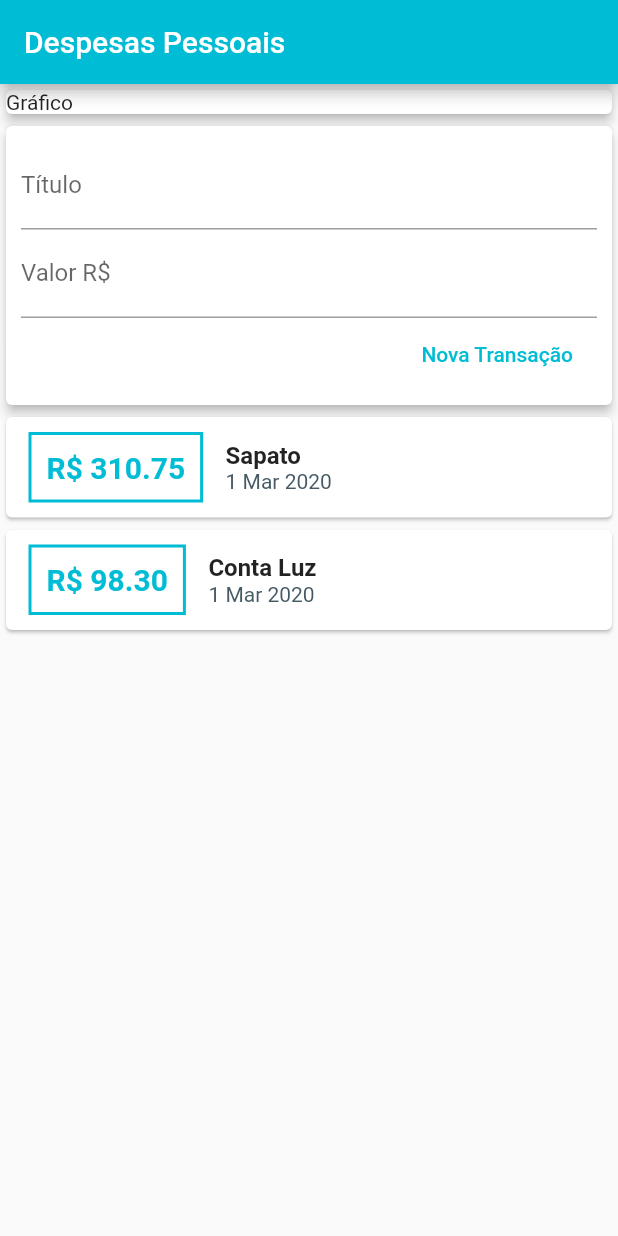
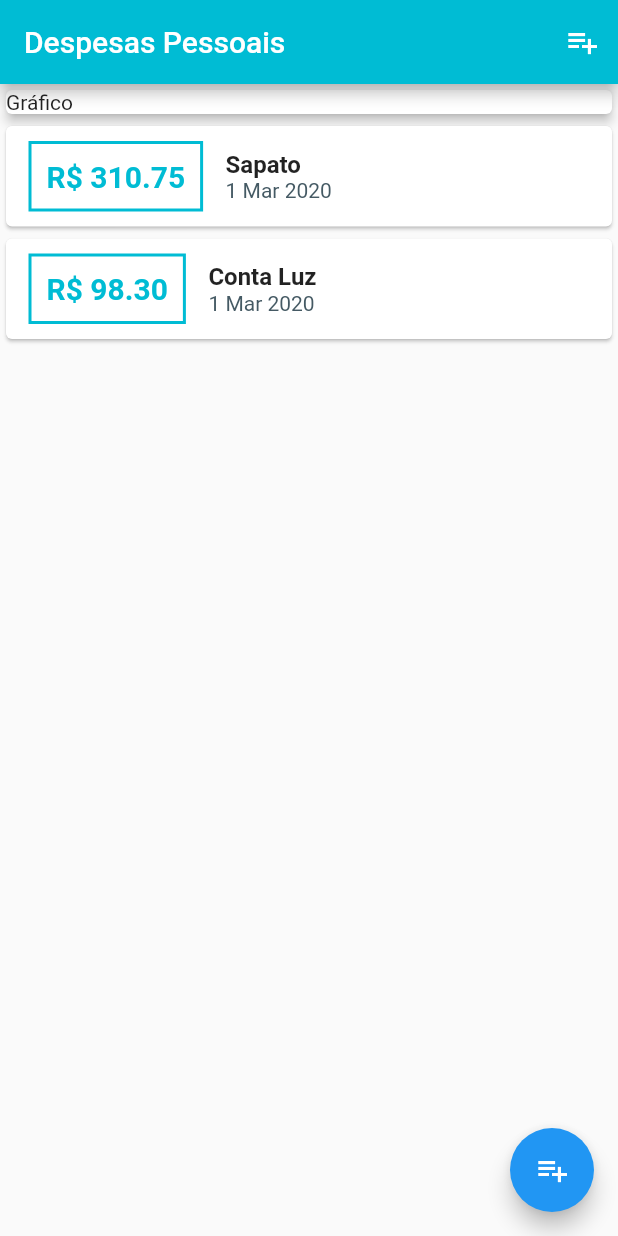
Before and after one commit to britojcs/flutter_curso_cod3r, a Flutter app: the screen it shows after launch, on a phone screen of 412 x 824 dp. Run offline on Flutter 3.47's test engine with Material 2 defaults, Android fonts, the phone set to English and light mode, and no system bars.

Commit message:
projeto despesas pessoais - teclado numérico e modal no form

```diff
--- a/projetos/p2_expenses/lib/components/transaction_user.dart
+++ /dev/null
@@ -1,51 +0,0 @@
-import 'dart:math';
-
-import 'package:flutter/material.dart';
-import 'package:p2_expenses/components/transaction_form.dart';
-import 'package:p2_expenses/components/transaction_list.dart';
-import 'package:p2_expenses/models/transaction.dart';
-
-class TransactionUser extends StatefulWidget {
-  @override
-  _TransactionUserState createState() => _TransactionUserState();
-}
-
-class _TransactionUserState extends State<TransactionUser> {
-  final _transactions = [
-    Transaction(
-      id: 't1',
-      title: 'Sapato',
-      value: 310.75,
-      date: DateTime.now(),
-    ),
-    Transaction(
-      id: 't2',
-      title: 'Conta Luz',
-      value: 98.30,
-      date: DateTime.now(),
-    ),
-  ];
-
-  _addTransaction(String title, double value) {
-    final newTransaction = Transaction(
-      id: Random().nextDouble().toString(),
-      title: title,
-      value: value,
-      date: DateTime.now(),
-    );
-
-    setState(() {
-      _transactions.add(newTransaction);
-    });
-  }
-
-  @override
-  Widget build(BuildContext context) {
-    return Column(
-      children: <Widget>[
-        TransactionForm(_addTransaction),
-        TransactionList(_transactions),
-      ],
-    );
-  }
-}
--- a/projetos/p2_expenses/lib/main.dart
+++ b/projetos/p2_expenses/lib/main.dart
@@ -1,8 +1,10 @@
+import 'dart:math';
+
 import 'package:flutter/material.dart';
 import 'package:p2_expenses/components/transaction_form.dart';
-import 'package:p2_expenses/components/transaction_list.dart';
-import 'package:p2_expenses/components/transaction_user.dart';
-import 'package:p2_expenses/models/transaction.dart';
+
+import 'components/transaction_list.dart';
+import 'models/transaction.dart';
 
 main() => runApp(ExpensesApp());
 
@@ -15,13 +17,63 @@ class ExpensesApp extends StatelessWidget {
   }
 }
 
-class MyHomePage extends StatelessWidget {
+class MyHomePage extends StatefulWidget {
+  @override
+  _MyHomePageState createState() => _MyHomePageState();
+}
+
+class _MyHomePageState extends State<MyHomePage> {
+  final _transactions = [
+    Transaction(
+      id: 't1',
+      title: 'Sapato',
+      value: 310.75,
+      date: DateTime.now(),
+    ),
+    Transaction(
+      id: 't2',
+      title: 'Conta Luz',
+      value: 98.30,
+      date: DateTime.now(),
+    ),
+  ];
+
+  _addTransaction(String title, double value) {
+    final newTransaction = Transaction(
+      id: Random().nextDouble().toString(),
+      title: title,
+      value: value,
+      date: DateTime.now(),
+    );
+
+    setState(() {
+      _transactions.add(newTransaction);
+    });
+
+    Navigator.of(context).pop();
+  }
+
+  _openTransactionFormModal(BuildContext context) {
+    showModalBottomSheet(
+      context: context,
+      builder: (_) {
+        return TransactionForm(_addTransaction);
+      },
+    );
+  }
+
   @override
   Widget build(BuildContext context) {
     return Scaffold(
       appBar: AppBar(
         title: Text('Despesas Pessoais'),
         backgroundColor: Colors.cyan,
+        actions: <Widget>[
+          IconButton(
+            icon: Icon(Icons.playlist_add),
+            onPressed: () => _openTransactionFormModal(context),
+          )
+        ],
       ),
       body: SingleChildScrollView(
         child: Column(
@@ -33,9 +85,13 @@ class MyHomePage extends StatelessWidget {
                 elevation: 3,
               ),
             ),
-            TransactionUser(),
+            TransactionList(_transactions),
           ],
         ),
+      ),
+      floatingActionButton: FloatingActionButton(
+        child: Icon(Icons.playlist_add),
+        onPressed: () => _openTransactionFormModal(context),
       ),
     );
   }
```
Also changed, not shown: projetos/p2_expenses/lib/components/transaction_form.dart (+23 -9 lines), 2 other files.
